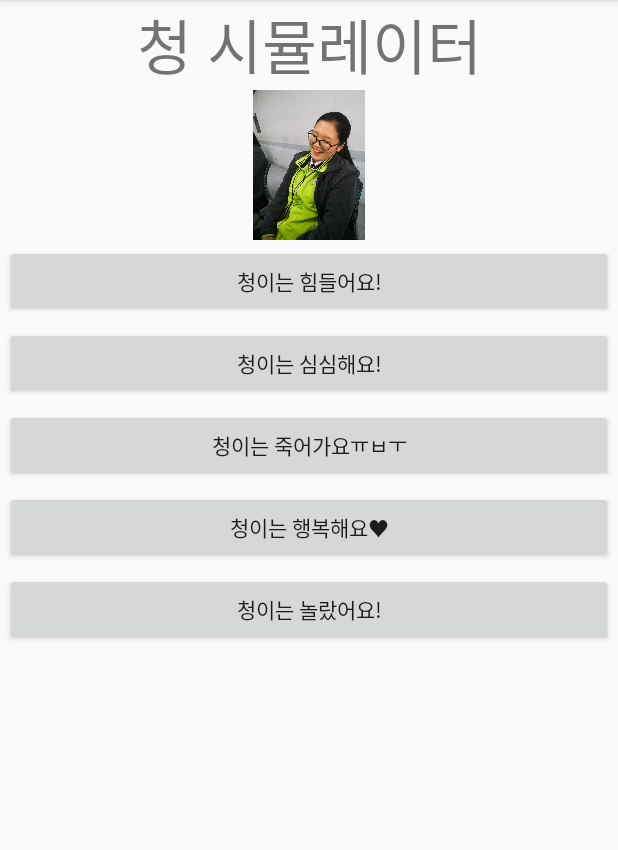
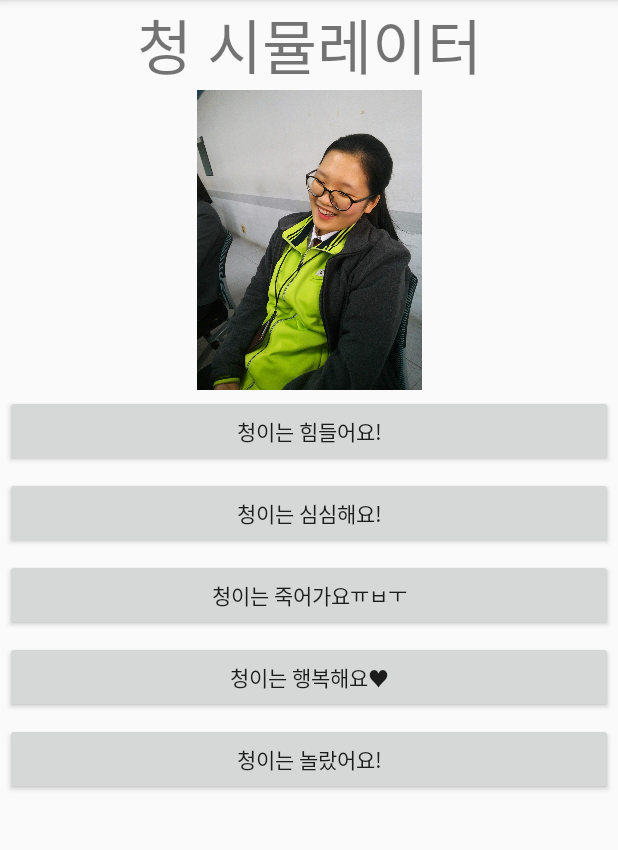
Before and after one commit to BbongLee/friend-simulator, an Android app: the screen it shows after launch (MainActivity), on a phone screen of 412 x 824 dp, the part 84-934 px from its top. Run offline under Robolectric (Android 15) with nearby library versions, the phone set to English and light mode, and no system bars.

Commit message:
#13 각 버튼 누르면 사진 바뀜 구현

```diff
--- a/app/src/main/java/kr/hs/emirim/friendsimulatorbbonglee/imchung/MainActivity.java
+++ b/app/src/main/java/kr/hs/emirim/friendsimulatorbbonglee/imchung/MainActivity.java
@@ -25,22 +25,27 @@ public class MainActivity extends AppCompatActivity {
         switch (view.getId()){
             case R.id.button1:
                 Log.d(TAG, "버튼1클릭");
+                mImageViewFriendsVisual.setImageResource(R.drawable.chu_1);
                 Toast.makeText(this, "썸바디 헬ㅍ믜~~~!!~!~!", Toast.LENGTH_SHORT).show();
                 break;
             case R.id.button2:
                 Log.d(TAG, "버튼2클릭");
+                mImageViewFriendsVisual.setImageResource(R.drawable.chu_2);
                 Toast.makeText(this, "모해~? 지금은~?!", Toast.LENGTH_SHORT).show();
                 break;
             case R.id.button3:
                 Log.d(TAG, "버튼3클릭");
+                mImageViewFriendsVisual.setImageResource(R.drawable.chu_3);
                 Toast.makeText(this, "여기는 지옥인걸까....?", Toast.LENGTH_SHORT).show();
                 break;
             case R.id.button4:
                 Log.d(TAG, "버튼4클릭");
+                mImageViewFriendsVisual.setImageResource(R.drawable.chu_4);
                 Toast.makeText(this, "하ㅣㅎ갛가학핳각학", Toast.LENGTH_SHORT).show();
                 break;
             case R.id.button5:
                 Log.d(TAG, "버튼5클릭");
+                mImageViewFriendsVisual.setImageResource(R.drawable.chu_5);
                 Toast.makeText(this, "지려따리~ 오져따리~ ! ! !", Toast.LENGTH_SHORT).show();
                 break;
             default:
--- a/app/src/main/res/layout/activity_main.xml
+++ b/app/src/main/res/layout/activity_main.xml
@@ -20,8 +20,8 @@
     <ImageView
         android:layout_gravity="center"
         android:id="@+id/friend_visual"
-        android:layout_width="100dp"
-        android:layout_height="100dp"
+        android:layout_width="200dp"
+        android:layout_height="200dp"
         android:src="@drawable/chu_1" />
 
     <Button
```
